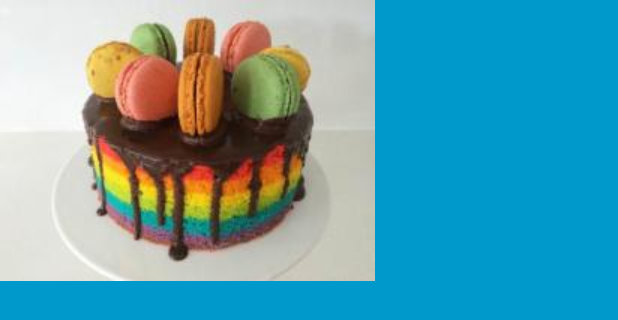
After one commit to gzr7702/FreshlyBaked, an Android app: the layout ingredient_widget.xml on its own in the app's theme, with its tools: preview values and no code run, on a phone screen of 412 x 824 dp. The commit adds this screen. Shown: the top 320 px of the screen. Run offline under Robolectric (Android 15) with nearby library versions, the phone set to English and light mode, and no system bars.

Commit message:
feat: set up basic widget

```diff
--- a/app/src/main/java/com/gzr7702/freshlybaked/InstructionDetailFragment.java
+++ b/app/src/main/java/com/gzr7702/freshlybaked/InstructionDetailFragment.java
@@ -95,12 +95,11 @@ public class InstructionDetailFragment extends Fragment implements ExoPlayer.Eve
             mExoPlayer = ExoPlayerFactory.newSimpleInstance(getContext(), trackSelector, loadControl);
             mPlayerView.setPlayer(mExoPlayer);
 
-            // TODO: fix controls of player
-
             mExoPlayer.addListener(this);
 
             // Prepare the MediaSource.
             String userAgent = Util.getUserAgent(getContext(), "FreshlyBaked");
+            // TODO: put this on a separate thread?
             MediaSource mediaSource = new ExtractorMediaSource(mediaUri, new DefaultDataSourceFactory(
                     getContext(), userAgent), new DefaultExtractorsFactory(), null, null);
             mExoPlayer.prepare(mediaSource);
--- a/app/src/main/res/layout/activity_instruction_detail.xml
+++ b/app/src/main/res/layout/activity_instruction_detail.xml
@@ -22,7 +22,7 @@
 
     </android.support.design.widget.AppBarLayout>
 
-    <android.support.v4.widget.NestedScrollView
+    <ScrollView
         android:id="@+id/instruction_detail_container"
         android:layout_width="match_parent"
         android:layout_height="match_parent"
--- a/app/src/main/res/layout/fragment_instruction_detail.xml
+++ b/app/src/main/res/layout/fragment_instruction_detail.xml
@@ -18,7 +18,7 @@
         style="?android:attr/textAppearanceLarge"
         android:layout_width="match_parent"
         android:layout_height="203dp"
-        android:gravity="bottom"
+        android:gravity="center"
         android:textIsSelectable="true"
         tools:context="com.gzr7702.freshlybaked.InstructionDetailFragment" />
 </LinearLayout>
--- /dev/null
+++ b/app/src/main/res/layout/ingredient_widget.xml
@@ -0,0 +1,14 @@
+<RelativeLayout xmlns:android="http://schemas.android.com/apk/res/android"
+    android:layout_width="match_parent"
+    android:layout_height="match_parent"
+    android:background="#09C"
+    android:padding="@dimen/widget_margin">
+
+    <ImageView
+        android:id="@+id/widget_cake_image"
+        android:layout_width="wrap_content"
+        android:layout_height="wrap_content"
+        android:layout_gravity="center"
+        android:src="@drawable/cake"/>
+
+</RelativeLayout>
--- a/app/src/main/res/values/dimens.xml
+++ b/app/src/main/res/values/dimens.xml
@@ -4,4 +4,10 @@
     <dimen name="app_bar_height">200dp</dimen>
     <dimen name="item_width">200dp</dimen>
     <dimen name="text_margin">16dp</dimen>
+
+    <!--
+Refer to App Widget Documentation for margin information
+http://developer.android.com/guide/topics/appwidgets/index.html#CreatingLayout
+    -->
+    <dimen name="widget_margin">8dp</dimen>
 </resources>
--- a/app/src/main/res/values/strings.xml
+++ b/app/src/main/res/values/strings.xml
@@ -2,4 +2,6 @@
     <string name="app_name">FreshlyBaked</string>
     <string name="title_recipestep_detail">RecipeStep Detail</string>
     <string name="internet_unavailable_message" translatable="false">Internet is not reachable</string>
+    <string name="appwidget_text">EXAMPLE</string>
+    <string name="add_widget">Add widget</string>
 </resources>
```
Also changed, not shown: app/src/main/AndroidManifest.xml (+18 -7 lines), app/src/main/java/com/gzr7702/freshlybaked/IngredientWidget.java (added, +48 -0 lines), app/src/main/res/values-v14/dimens.xml (added, +10 -0 lines), app/src/main/res/xml/ingredient_widget_info.xml (added, +10 -0 lines), app/src/main/res/drawable-nodpi/example_appwidget_preview.png (added).
